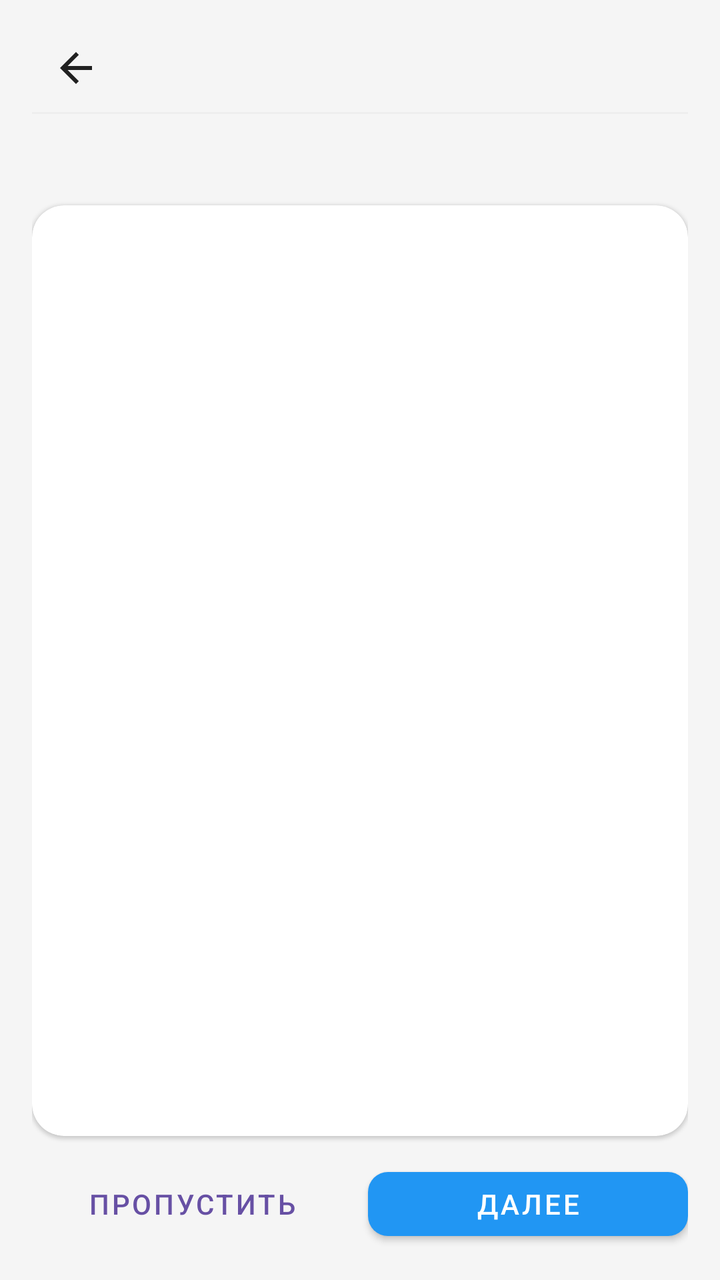
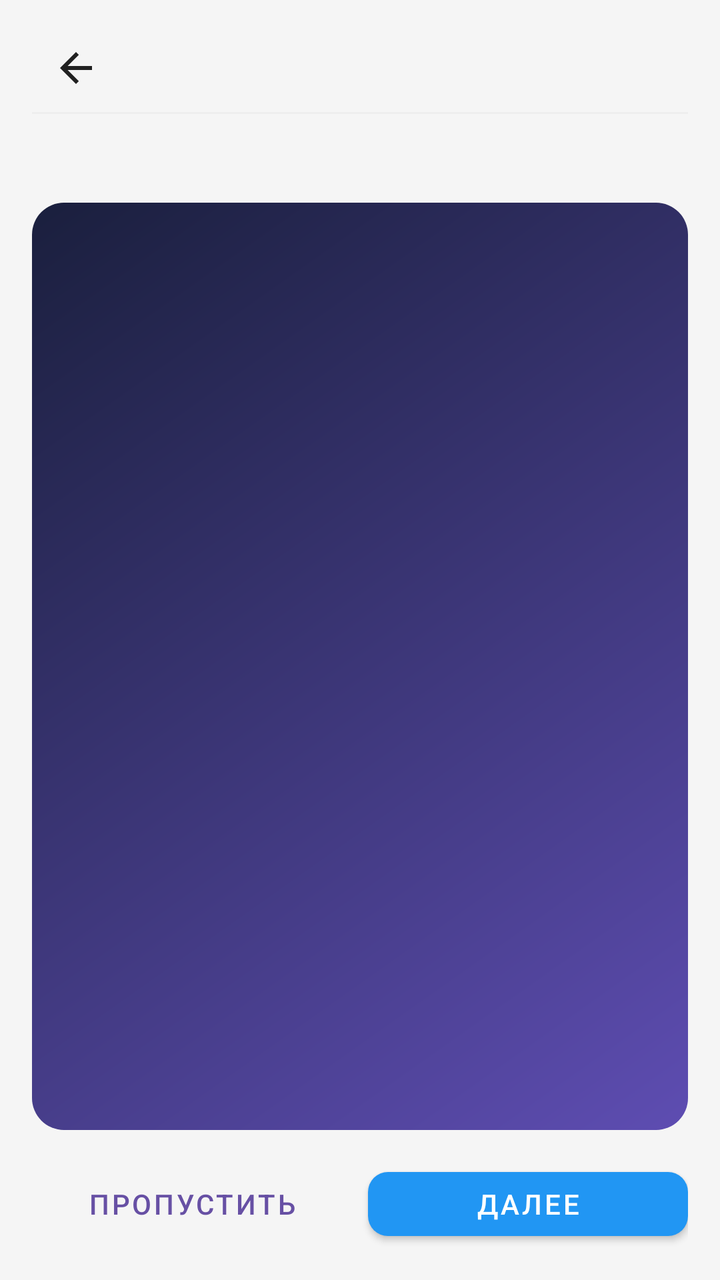

Before-and-after screenshots of an Android layout around one commit, followed by the original layout XML and the change that was made.
<!-- AndroidManifest.xml: application theme Theme.MyBudget -->
<!-- res/layout/activity_month_start.xml -->
<?xml version="1.0" encoding="utf-8"?>
<LinearLayout xmlns:android="http://schemas.android.com/apk/res/android" xmlns:app="http://schemas.android.com/apk/res-auto"
    android:orientation="vertical"
    android:background="@color/background_light"
    android:paddingLeft="@dimen/space_16"
    android:paddingTop="@dimen/space_12"
    android:paddingRight="@dimen/space_16"
    android:paddingBottom="@dimen/space_16"
    android:layout_width="match_parent"
    android:layout_height="match_parent"
    android:paddingHorizontal="@dimen/space_16">
    <include
        android:layout_width="match_parent"
        android:layout_height="wrap_content"
        android:layout_marginBottom="@dimen/space_12"
        layout="@layout/include_screen_header"/>
    <TextView
        android:textSize="13sp"
        android:id="@+id/monthStartStepLabel"
        android:layout_width="match_parent"
        android:layout_height="wrap_content"
        android:layout_marginBottom="@dimen/space_8"
        style="@style/Text.MyBudget.Subtitle"/>
    <androidx.cardview.widget.CardView
        android:layout_width="match_parent"
        android:layout_height="0dp"
        android:layout_marginBottom="@dimen/space_12"
        android:layout_weight="1"
        style="@style/Card.MyBudget.Surface">
        <LinearLayout
            android:gravity="center_vertical"
            android:orientation="vertical"
            android:padding="@dimen/space_24"
            android:layout_width="match_parent"
            android:layout_height="match_parent">
            <TextView
                android:textSize="48sp"
                android:layout_gravity="center_horizontal"
                android:id="@+id/monthStartEmoji"
                android:layout_width="wrap_content"
                android:layout_height="wrap_content"/>
            <TextView
                android:textSize="20sp"
                android:gravity="center"
                android:id="@+id/monthStartTitle"
                android:layout_width="match_parent"
                android:layout_height="wrap_content"
                android:layout_marginTop="@dimen/space_16"
                style="@style/Text.MyBudget.Section"/>
            <TextView
                android:textSize="15sp"
                android:gravity="center"
                android:id="@+id/monthStartBody"
                android:layout_width="match_parent"
                android:layout_height="wrap_content"
                android:layout_marginTop="@dimen/space_12"
                style="@style/Text.MyBudget.Subtitle"/>
            <com.google.android.material.button.MaterialButton
                android:id="@+id/monthStartActionButton"
                android:visibility="gone"
                android:layout_width="match_parent"
                android:layout_height="wrap_content"
                android:layout_marginTop="@dimen/space_20"
                android:minHeight="@dimen/touch_min_size"
                app:cornerRadius="@dimen/radius_10"
                app:strokeColor="@color/budget_blue"
                style="@style/Widget.MaterialComponents.Button.OutlinedButton"/>
        </LinearLayout>
    </androidx.cardview.widget.CardView>
    <LinearLayout
        android:orientation="horizontal"
        android:layout_width="match_parent"
        android:layout_height="wrap_content">
        <com.google.android.material.button.MaterialButton
            android:id="@+id/monthStartSkipButton"
            android:layout_width="0dp"
            android:layout_height="wrap_content"
            android:minHeight="@dimen/touch_min_size"
            android:text="@string/month_start_skip"
            android:layout_weight="1"
            app:cornerRadius="@dimen/radius_10"
            style="@style/Widget.MaterialComponents.Button.TextButton"/>
        <com.google.android.material.button.MaterialButton
            android:id="@+id/monthStartNextButton"
            android:layout_width="0dp"
            android:layout_height="wrap_content"
            android:minHeight="@dimen/touch_min_size"
            android:text="@string/month_start_next"
            android:layout_weight="1"
            android:layout_marginStart="@dimen/space_8"
            app:backgroundTint="@color/budget_blue"
            app:cornerRadius="@dimen/radius_10"
            style="@style/Widget.MaterialComponents.Button"/>
    </LinearLayout>
</LinearLayout>
<!-- res/layout/include_screen_header.xml (included above) -->
<?xml version="1.0" encoding="utf-8"?>
<LinearLayout xmlns:android="http://schemas.android.com/apk/res/android"
    android:layout_width="match_parent"
    android:layout_height="wrap_content"
    android:orientation="vertical">

    <include layout="@layout/include_compact_toolbar" />

    <View
        android:layout_width="match_parent"
        android:layout_height="1dp"
        android:layout_marginBottom="@dimen/space_8"
        android:background="@color/border_light" />
</LinearLayout>
<!-- res/layout/include_compact_toolbar.xml (included above) -->
<?xml version="1.0" encoding="utf-8"?>
<LinearLayout xmlns:android="http://schemas.android.com/apk/res/android" xmlns:app="http://schemas.android.com/apk/res-auto"
    android:gravity="center_vertical"
    android:orientation="horizontal"
    android:id="@+id/screenHeaderRoot"
    android:layout_width="match_parent"
    android:layout_height="wrap_content"
    android:minHeight="@dimen/touch_min_size">
    <ImageButton
        android:id="@+id/screenHeaderBack"
        android:background="?attr/selectableItemBackgroundBorderless"
        android:padding="@dimen/space_8"
        android:layout_width="@dimen/touch_min_size"
        android:layout_height="@dimen/touch_min_size"
        android:src="@drawable/ic_arrow_back"
        android:scaleType="centerInside"
        android:contentDescription="@string/nav_back"
        app:tint="@color/text_primary"/>
    <TextView
        android:textSize="18sp"
        android:id="@+id/screenHeaderEmoji"
        android:visibility="gone"
        android:layout_width="wrap_content"
        android:layout_height="wrap_content"
        android:layout_marginStart="@dimen/space_2"/>
    <TextView
        android:textSize="20sp"
        android:ellipsize="end"
        android:id="@+id/screenHeaderTitle"
        android:layout_width="0dp"
        android:layout_height="wrap_content"
        android:maxLines="1"
        android:layout_weight="1"
        android:layout_marginStart="@dimen/space_4"
        style="@style/Text.MyBudget.Title"/>
    <ImageButton
        android:id="@+id/screenHeaderAction"
        android:background="?attr/selectableItemBackgroundBorderless"
        android:padding="@dimen/space_8"
        android:visibility="gone"
        android:layout_width="@dimen/touch_min_size"
        android:layout_height="@dimen/touch_min_size"
        android:src="@android:drawable/ic_menu_more"
        android:contentDescription="@string/transactions_more_menu"
        app:tint="@color/text_secondary"/>
    <ImageButton
        android:id="@+id/screenHeaderActionSecondary"
        android:background="?attr/selectableItemBackgroundBorderless"
        android:padding="@dimen/space_8"
        android:visibility="gone"
        android:layout_width="@dimen/touch_min_size"
        android:layout_height="@dimen/touch_min_size"
        android:src="@android:drawable/ic_menu_search"
        android:contentDescription="@string/transactions_search_submit"
        app:tint="@color/budget_blue"/>
</LinearLayout>
<!-- resources referenced by this layout -->
<resources>
  <color name="background_light">#f5f5f5</color>
  <color name="border_light">#eeeeee</color>
  <color name="budget_blue">#2196f3</color>
  <color name="text_primary">#212121</color>
  <color name="text_secondary">#757575</color>
  <dimen name="radius_10">10dp</dimen>
  <dimen name="space_12">12dp</dimen>
  <dimen name="space_16">16dp</dimen>
  <dimen name="space_2">2dp</dimen>
  <dimen name="space_20">20dp</dimen>
  <dimen name="space_24">24dp</dimen>
  <dimen name="space_4">4dp</dimen>
  <dimen name="space_8">8dp</dimen>
  <dimen name="touch_min_size">44dp</dimen>
  <!-- drawable ic_arrow_back (drawable) -->
  <?xml version="1.0" encoding="utf-8"?>
  <vector xmlns:android="http://schemas.android.com/apk/res/android"
      android:height="24dp"
      android:width="24dp"
      android:viewportWidth="24"
      android:viewportHeight="24">
      <path
          android:fillColor="@color/text_primary"
          android:pathData="M20,11H7.83l5.59,-5.59L12,4l-8,8 8,8 1.41,-1.41L7.83,13H20v-2z"/>
  </vector>
  <string name="month_start_next">Далее</string>
  <string name="month_start_skip">Пропустить</string>
  <string name="nav_back">Назад</string>
  <string name="transactions_more_menu">Дополнительно</string>
  <string name="transactions_search_submit">Искать</string>
  <style name="Card.MyBudget.Surface" parent="">
      <item name="cardBackgroundColor">@color/card_background_white</item>
      <item name="cardCornerRadius">@dimen/radius_16</item>
      <item name="cardElevation">@dimen/card_elevation_low</item>
    </style>
  <style name="Text.MyBudget.Section" parent="@style/Text.MyBudget">
      <item name="android:textSize">16sp</item>
      <item name="android:textStyle">bold</item>
      <item name="android:textColor">@color/text_primary</item>
    </style>
  <style name="Text.MyBudget.Subtitle" parent="@style/Text.MyBudget">
      <item name="android:textSize">12sp</item>
      <item name="android:textColor">@color/text_secondary</item>
    </style>
  <style name="Text.MyBudget.Title" parent="@style/Text.MyBudget">
      <item name="android:textSize">18sp</item>
      <item name="android:textStyle">bold</item>
      <item name="android:textColor">@color/text_primary</item>
    </style>
  <style name="Theme.MyBudget" parent="@style/Base.Theme.MyBudget" />
  <color name="card_background_white">#ffffff</color>
  <dimen name="radius_16">16dp</dimen>
  <dimen name="card_elevation_low">1dp</dimen>
  <style name="Text.MyBudget" parent="@style/TextAppearance.Material3.BodyMedium" />
  <color name="md_theme_onPrimary">#ffffff</color>
  <color name="md_theme_onSurface">#1d1b20</color>
  <color name="md_theme_outline">#79747e</color>
  <color name="md_theme_primary">#6750a4</color>
  <color name="md_theme_surface">#ffffff</color>
  <color name="md_theme_surfaceVariant">#e7e0ec</color>
  <!-- unchanged entries left out for length: 1 -->
</resources>

<!-- the commit's change to res/layout/activity_month_start.xml (unified diff, before → after) -->
@@ -15,55 +15,60 @@
         android:layout_marginBottom="@dimen/space_12"
         layout="@layout/include_screen_header"/>
     <TextView
-        android:textSize="13sp"
         android:id="@+id/monthStartStepLabel"
         android:layout_width="match_parent"
         android:layout_height="wrap_content"
         android:layout_marginBottom="@dimen/space_8"
-        style="@style/Text.MyBudget.Subtitle"/>
+        style="@style/Text.MyBudget.SectionLabel"/>
     <androidx.cardview.widget.CardView
         android:layout_width="match_parent"
         android:layout_height="0dp"
         android:layout_marginBottom="@dimen/space_12"
         android:layout_weight="1"
-        style="@style/Card.MyBudget.Surface">
+        app:cardBackgroundColor="@android:color/transparent"
+        app:cardElevation="0dp">
         <LinearLayout
+            android:layout_width="match_parent"
+            android:layout_height="match_parent"
+            android:background="@drawable/main_hero_card_bg"
             android:gravity="center_vertical"
             android:orientation="vertical"
-            android:padding="@dimen/space_24"
-            android:layout_width="match_parent"
-            android:layout_height="match_parent">
+            android:padding="@dimen/space_24">
             <TextView
-                android:textSize="48sp"
-                android:layout_gravity="center_horizontal"
                 android:id="@+id/monthStartEmoji"
                 android:layout_width="wrap_content"
-                android:layout_height="wrap_content"/>
+                android:layout_height="wrap_content"
+                android:layout_gravity="center_horizontal"
+                android:textSize="48sp" />
             <TextView
-                android:textSize="20sp"
-                android:gravity="center"
                 android:id="@+id/monthStartTitle"
                 android:layout_width="match_parent"
                 android:layout_height="wrap_content"
                 android:layout_marginTop="@dimen/space_16"
-                style="@style/Text.MyBudget.Section"/>
+                android:gravity="center"
+                android:textColor="@color/main_hero_text_primary"
+                android:textSize="20sp"
+                android:textStyle="bold"
+                style="@style/Text.MyBudget.Section" />
             <TextView
-                android:textSize="15sp"
-                android:gravity="center"
                 android:id="@+id/monthStartBody"
                 android:layout_width="match_parent"
                 android:layout_height="wrap_content"
                 android:layout_marginTop="@dimen/space_12"
-                style="@style/Text.MyBudget.Subtitle"/>
+                android:gravity="center"
+                android:textColor="@color/main_hero_text_secondary"
+                android:textSize="15sp"
+                style="@style/Text.MyBudget.Subtitle" />
             <com.google.android.material.button.MaterialButton
                 android:id="@+id/monthStartActionButton"
-                android:visibility="gone"
                 android:layout_width="match_parent"
                 android:layout_height="wrap_content"
                 android:layout_marginTop="@dimen/space_20"
                 android:minHeight="@dimen/touch_min_size"
+                android:textColor="@color/main_hero_text_primary"
+                android:visibility="gone"
                 app:cornerRadius="@dimen/radius_10"
-                app:strokeColor="@color/budget_blue"
+                app:strokeColor="@color/main_hero_text_primary"
                 style="@style/Widget.MaterialComponents.Button.OutlinedButton"/>
         </LinearLayout>
     </androidx.cardview.widget.CardView>
<!-- resource entries referenced after the edit -->
@@ -3,6 +3,8 @@
   <color name="background_light">#f5f5f5</color>
   <color name="border_light">#eeeeee</color>
   <color name="budget_blue">#2196f3</color>
+  <color name="main_hero_text_primary">#ffffff</color>
+  <color name="main_hero_text_secondary">#d1c4e9</color>
   <color name="text_primary">#212121</color>
   <color name="text_secondary">#757575</color>
   <dimen name="radius_10">10dp</dimen>
@@ -25,20 +27,44 @@
           android:fillColor="@color/text_primary"
           android:pathData="M20,11H7.83l5.59,-5.59L12,4l-8,8 8,8 1.41,-1.41L7.83,13H20v-2z"/>
   </vector>
+  <!-- drawable main_hero_card_bg (drawable) -->
+  <?xml version="1.0" encoding="utf-8"?>
+  <layer-list xmlns:android="http://schemas.android.com/apk/res/android">
+      <item
+          android:bottom="3dp"
+          android:left="1dp"
+          android:right="1dp">
+          <shape android:shape="rectangle">
+              <solid android:color="#40000000" />
+              <corners android:radius="@dimen/radius_16" />
+          </shape>
+      </item>
+      <item android:bottom="3dp">
+          <shape android:shape="rectangle">
+              <gradient
+                  android:angle="135"
+                  android:endColor="#FF1A1F3D"
+                  android:startColor="#FF5E4DB2"
+                  android:type="linear" />
+              <corners android:radius="@dimen/radius_16" />
+          </shape>
+      </item>
+  </layer-list>
   <string name="month_start_next">Далее</string>
   <string name="month_start_skip">Пропустить</string>
   <string name="nav_back">Назад</string>
   <string name="transactions_more_menu">Дополнительно</string>
   <string name="transactions_search_submit">Искать</string>
-  <style name="Card.MyBudget.Surface" parent="">
-      <item name="cardBackgroundColor">@color/card_background_white</item>
-      <item name="cardCornerRadius">@dimen/radius_16</item>
-      <item name="cardElevation">@dimen/card_elevation_low</item>
-    </style>
   <style name="Text.MyBudget.Section" parent="@style/Text.MyBudget">
       <item name="android:textSize">16sp</item>
       <item name="android:textStyle">bold</item>
       <item name="android:textColor">@color/text_primary</item>
+    </style>
+  <style name="Text.MyBudget.SectionLabel" parent="@style/Text.MyBudget">
+      <item name="android:textSize">12sp</item>
+      <item name="android:textColor">@color/text_secondary</item>
+      <item name="android:textAllCaps">true</item>
+      <item name="android:letterSpacing">0.06</item>
     </style>
   <style name="Text.MyBudget.Subtitle" parent="@style/Text.MyBudget">
       <item name="android:textSize">12sp</item>
@@ -50,9 +76,7 @@
       <item name="android:textColor">@color/text_primary</item>
     </style>
   <style name="Theme.MyBudget" parent="@style/Base.Theme.MyBudget" />
-  <color name="card_background_white">#ffffff</color>
   <dimen name="radius_16">16dp</dimen>
-  <dimen name="card_elevation_low">1dp</dimen>
   <style name="Text.MyBudget" parent="@style/TextAppearance.Material3.BodyMedium" />
   <color name="md_theme_onPrimary">#ffffff</color>
   <color name="md_theme_onSurface">#1d1b20</color>
